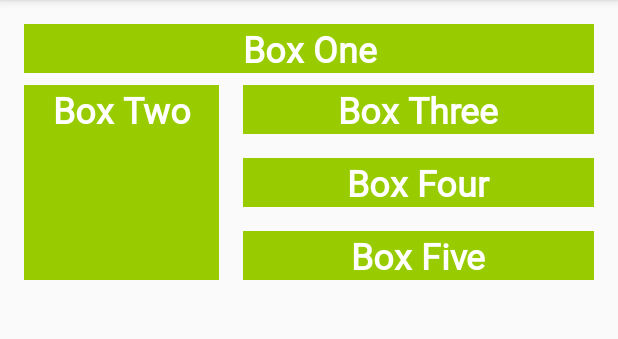
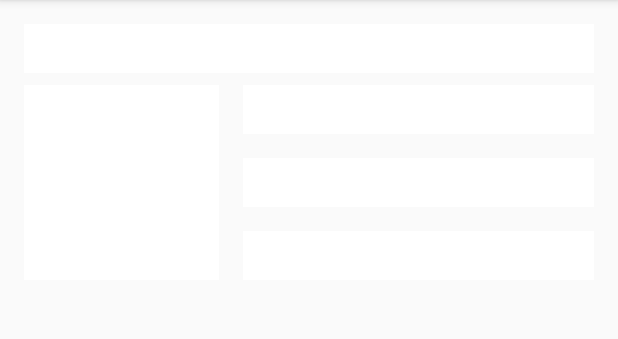
Before and after one commit to croworc/ColorMyViews, an Android app: the screen it shows after launch (MainActivity), on a phone screen of 412 x 824 dp, the part 84-423 px from its top. Run offline under Robolectric (Android 15) with nearby library versions, the phone set to English and light mode, and no system bars.

Commit message:
refactor: Change WhiteBox-style background color to white

```diff
--- a/app/src/main/res/values/styles.xml
+++ b/app/src/main/res/values/styles.xml
@@ -9,7 +9,7 @@
     </style>
 
     <style name="WhiteBox">
-        <item name="android:background">@android:color/holo_green_light</item>
+        <item name="android:background">@android:color/white</item>
         <item name="android:textAlignment">center</item>
         <item name="android:textSize">@dimen/box_text_size</item>
         <item name="android:textStyle">bold</item>
```
